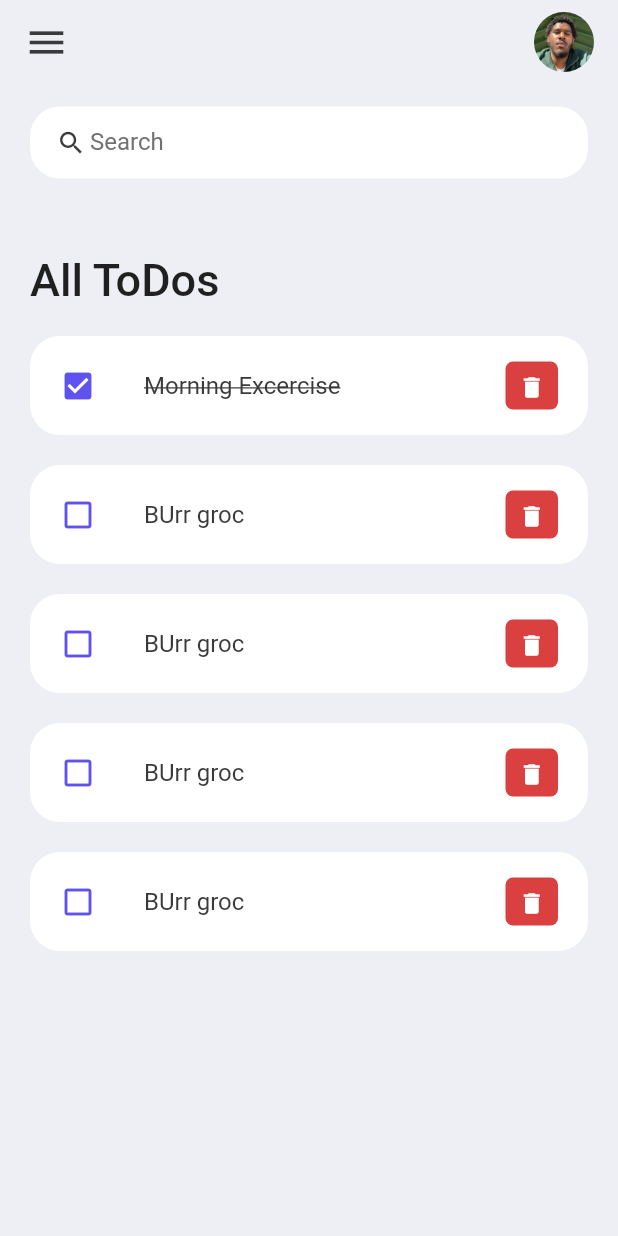
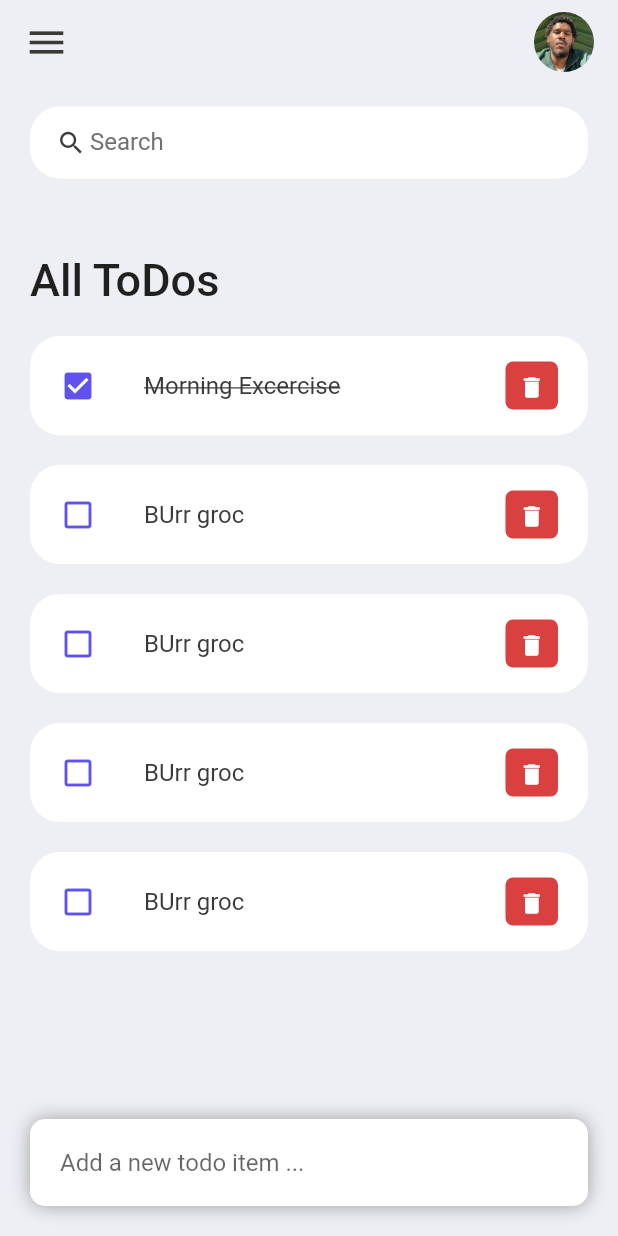
Before and after one commit to Abdulrahman48811/ToDo-Flutter, a Flutter app: the screen it shows after launch, on a phone screen of 412 x 824 dp. Run offline on Flutter 3.47's test engine with Material 2 defaults, Android fonts, the phone set to English and light mode, and no system bars.

Commit message:
created the 'add todo' with stack widget

```diff
--- a/todo/lib/screens/home.dart
+++ b/todo/lib/screens/home.dart
@@ -14,7 +14,9 @@ class Home extends StatelessWidget {
     return Scaffold(
       backgroundColor: tdBGColor,
       appBar: _buildAppBar(),
-      body: Container(
+      body: Stack(
+        children: [
+          Container(
             padding: EdgeInsets.symmetric(horizontal: 20, vertical: 15),
             child: Column(
               children: [
@@ -41,6 +43,43 @@ class Home extends StatelessWidget {
                 ),
               ],
             ),
+          ),
+          Align(
+            alignment: Alignment.bottomCenter,
+            child: Row(children: [
+              Expanded(
+                child: Container(
+                  margin: EdgeInsets.only(
+                    bottom: 20,
+                    right: 20,
+                    left: 20,
+                  ),
+                  padding: EdgeInsets.symmetric(
+                    horizontal: 20,
+                    vertical: 5,
+                  ),
+                  decoration: BoxDecoration(
+                    color: Colors.white,
+                    boxShadow: const [
+                      BoxShadow(
+                        color: Colors.grey,
+                        offset: Offset(0.0, 0.0),
+                        blurRadius: 10.0,
+                        spreadRadius: 0.0,
+                      ),
+                    ],
+                    borderRadius: BorderRadius.circular(10),
+                  ),
+                  child: TextField(
+                    decoration: InputDecoration(
+                        hintText: 'Add a new todo item ...',
+                        border: InputBorder.none),
+                  ),
+                ),
+              ),
+            ]),
+          )
+        ],
       ),
     );
   }
```
Lines whose indentation alone changed are shown as unchanged.
